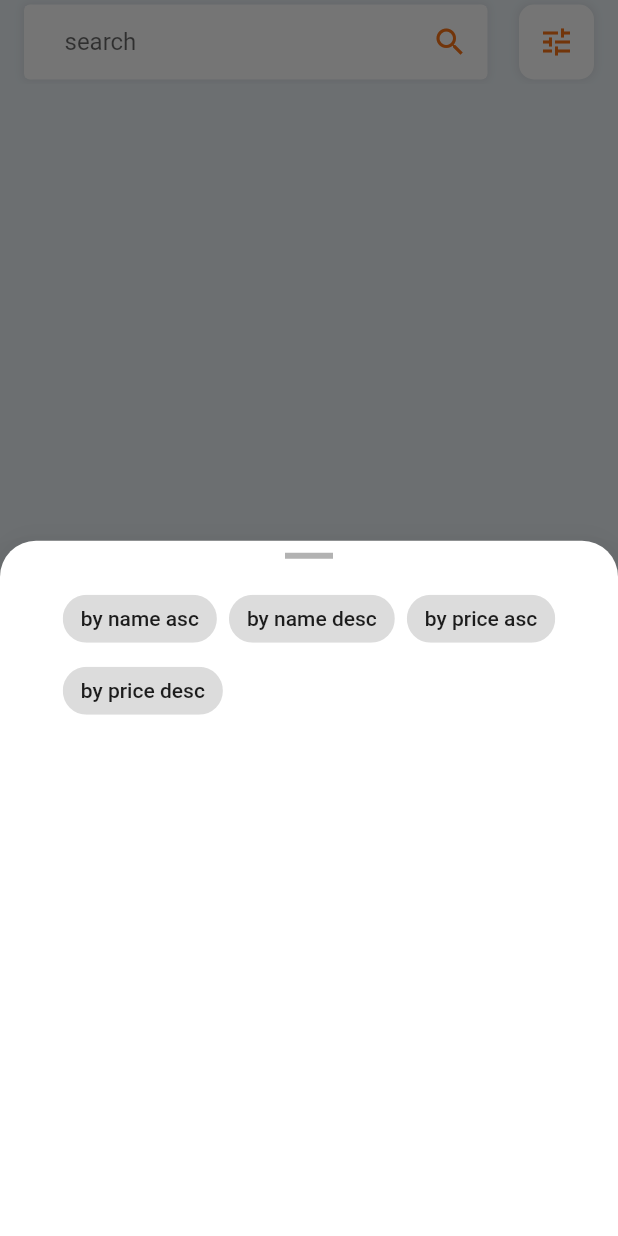
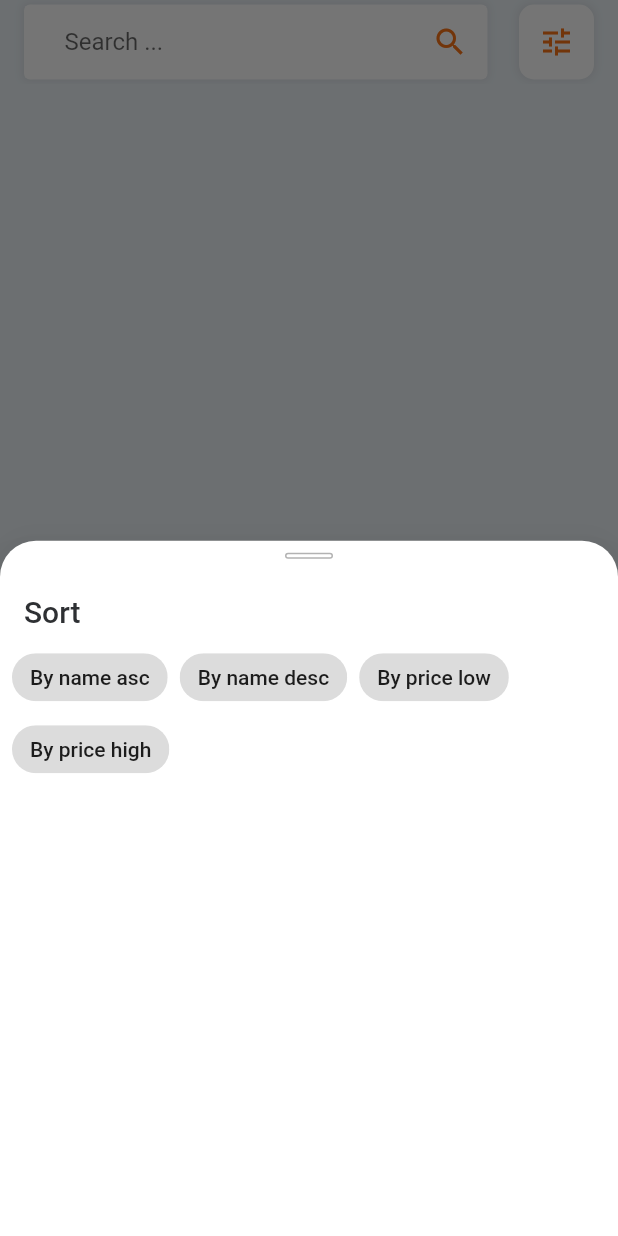
Before and after one commit to alfin87aa/invent_test_mobile, a Flutter app: the screen it shows after launch, after a tap on the "tune" icon, on a phone screen of 412 x 824 dp. Run offline on Flutter 3.47's test engine with Material 2 defaults, Android fonts, the phone set to English and light mode, and no system bars; our stand-ins replace flutter_easyloading, get, sqflite; accounts and stored records are empty; network calls fail.

Commit message:
update bahasa

```diff
--- a/lib/lang/enUS.dart
+++ b/lib/lang/enUS.dart
@@ -1,49 +1,10 @@
 // ignore_for_file: file_names
 
 const Map<String, String> enUS = {
-  'warning': 'Warning',
-  'back': 'Back',
-  'login page': 'Login Page',
-  'username': 'Username*',
-  'please input email or phone number': 'Please input email or phone number',
-  'username is required': 'Username is required',
-  'password': 'Password*',
-  'please input your password': 'Please input your password',
-  'password is required': 'Password is required',
-  'password should be 6~15 characters': 'Password should be 6~15 characters',
-  'login': 'Login',
-  'dont have an account': 'Don’t have an Account ? ',
-  'sign up': 'Sign Up',
-  'home': 'Home',
-  'register page': 'Register Page',
-  'email': 'Email',
-  'please input email': 'Please input email',
-  'format email is not valid': 'Format email is not valid',
-  'email is required': 'Email is required',
-  'confirm password': 'Confirm password',
-  'please reinput your password': 'Please reinput your password',
-  'confirm Password is not consistence with Password':
-      'Confirm Password is not consistence with Password',
-  'confirm Password is required': 'Confirm Password is required',
-  'first name': 'First name',
-  'first name is required': 'First name is required',
-  'last name': 'Last name',
-  'please input last name': 'Please input last name',
-  'last name is required': 'Last name is required',
-  'phone number': 'Phone number',
-  'please input phone number': 'Please input phone number',
-  'phone number is required': 'Phone number is required',
-  'gender': 'Gender',
-  'mele': 'Male',
-  'female': 'Female',
-  'birthdate': 'Birthdate',
-  'please input birthdate': 'Please input birthdate',
-  'birthdate is required': 'Birthdate is required',
-  'user group': 'User group',
-  'please select user group': 'Please select user group',
-  'select a user group': 'Select a user group',
-  'referral code': 'Referral code (Optional)',
-  'if you have referal code you can input in here':
-      'If you have referal code you can input in here',
-  'register': 'Register',
+  'search': 'Search ...',
+  'sort': 'Sort',
+  'by name asc': 'By name asc',
+  'by name desc': 'By name desc',
+  'by price low': 'By price low',
+  'by price high': 'By price high',
 };
--- a/lib/lang/idID.dart
+++ b/lib/lang/idID.dart
@@ -1,50 +1,10 @@
 // ignore_for_file: file_names
 
 const Map<String, String> idID = {
-  'warning': 'Peringatan',
-  'back': 'Kembali',
-  'login page': 'Halaman Login',
-  'username': 'Username*',
-  'please input email or phone number':
-      'Silakan masukkan email atau nomor telepon',
-  'username is required': 'Username diperlukan',
-  'password': 'Kata sandi*',
-  'please input your password': 'Silakan masukkan kata sandi Anda',
-  'password is required': 'Kata sandi diperlukan',
-  'password should be 6~15 characters': 'Kata sandi harus 6~15 karakter',
-  'login': 'Login',
-  'dont have an account': 'Tidak punya Akun ? ',
-  'sign up': 'Mendaftar',
-  'home': 'Home',
-  'register page': 'Halaman Daftar',
-  'email': 'Email',
-  'please input email': 'Silahkan masukan email',
-  'format email is not valid': 'Format email tidak valid',
-  'email is required': 'Email diperlukan',
-  'confirm password': 'Confirm password',
-  'please reinput your password': 'Silakan masukkan kembali kata sandi Anda',
-  'confirm Password is not consistence with Password':
-      'Confirm Password tidak sama dengan password',
-  'confirm Password is required': 'Confirm Password diperlukan',
-  'first name': 'Nama depan',
-  'first name is required': 'Nama depan wajib diisi',
-  'last name': 'Nama belakang',
-  'please input last name': 'Silakan masukkan nama belakang',
-  'last name is required': 'Nama belakang wajib diisi',
-  'phone number': 'Nomor telepon',
-  'please input phone number': 'Silahkan masukan nomor telepon',
-  'phone number is required': 'Nomor telepon diperlukan',
-  'gender': 'Jenis kelamin',
-  'mele': 'Laki-laki',
-  'female': 'Perempuan',
-  'birthdate': 'Tanggal lahir',
-  'please input birthdate': 'Silakan masukkan tanggal lahir',
-  'birthdate is required': 'Tanggal lahir wajib diisi',
-  'user group': 'Grup pengguna',
-  'please select user group': 'Silakan pilih grup pengguna',
-  'select a user group': 'Pilih grup pengguna',
-  'referral code': 'Kode referensi (Opsional)',
-  'if you have referal code you can input in here':
-      'Jika Anda memiliki kode referensi, Anda dapat memasukkan di sini',
-  'register': 'Daftar',
+  'search': 'Cari ...',
+  'sort': 'Urutkan',
+  'by name asc': 'Dengan nama naik',
+  'by name desc': 'Dengan nama turun',
+  'by price low': 'Dengan harga rendah',
+  'by price high': 'Dengan harga tinggi',
 };
--- a/lib/modules/product_list/product_list_controller.dart
+++ b/lib/modules/product_list/product_list_controller.dart
@@ -17,8 +17,8 @@ class ProductListController extends GetxController {
   final sortChoices = <SortChoice>[
     SortChoice(1, 'by name asc'.tr),
     SortChoice(2, 'by name desc'.tr),
-    SortChoice(3, 'by price asc'.tr),
-    SortChoice(4, 'by price desc'.tr),
+    SortChoice(3, 'by price low'.tr),
+    SortChoice(4, 'by price high'.tr),
   ];
 
   @override
--- a/lib/modules/product_list/product_list_screen.dart
+++ b/lib/modules/product_list/product_list_screen.dart
@@ -58,16 +58,31 @@ class ProductListScreen extends GetView<ProductListController> {
                             Padding(
                               padding: const EdgeInsets.all(8.0),
                               child: Column(
+                                mainAxisAlignment: MainAxisAlignment.start,
+                                crossAxisAlignment: CrossAxisAlignment.start,
                                 children: [
-                                  Container(
-                                    width: 32,
-                                    height: 4,
-                                    margin: const EdgeInsets.only(bottom: 16.0),
-                                    color: Theme.of(context)
-                                        .textTheme
-                                        .bodySmall!
-                                        .color!
-                                        .withOpacity(0.3),
+                                  Center(
+                                    child: Container(
+                                      width: 32.0,
+                                      height: 4.0,
+                                      margin:
+                                          const EdgeInsets.only(bottom: 16.0),
+                                      decoration: boxDecoration(
+                                          color: Theme.of(context)
+                                              .textTheme
+                                              .bodySmall!
+                                              .color!
+                                              .withOpacity(0.3),
+                                          radius: 8.0),
+                                    ),
+                                  ),
+                                  Padding(
+                                    padding: const EdgeInsets.all(8.0),
+                                    child: Text(
+                                      'sort'.tr,
+                                      style:
+                                          Theme.of(context).textTheme.headline6,
+                                    ),
                                   ),
                                   Obx(
                                     () => Wrap(
```
Also changed, not shown: 3 other files.
